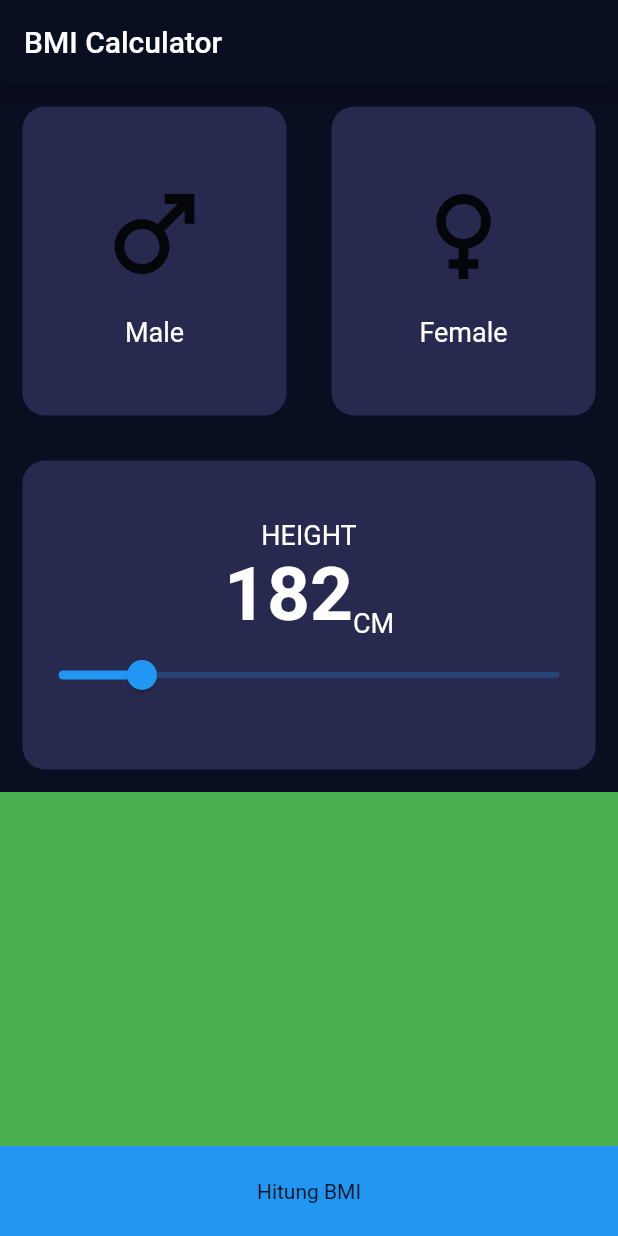
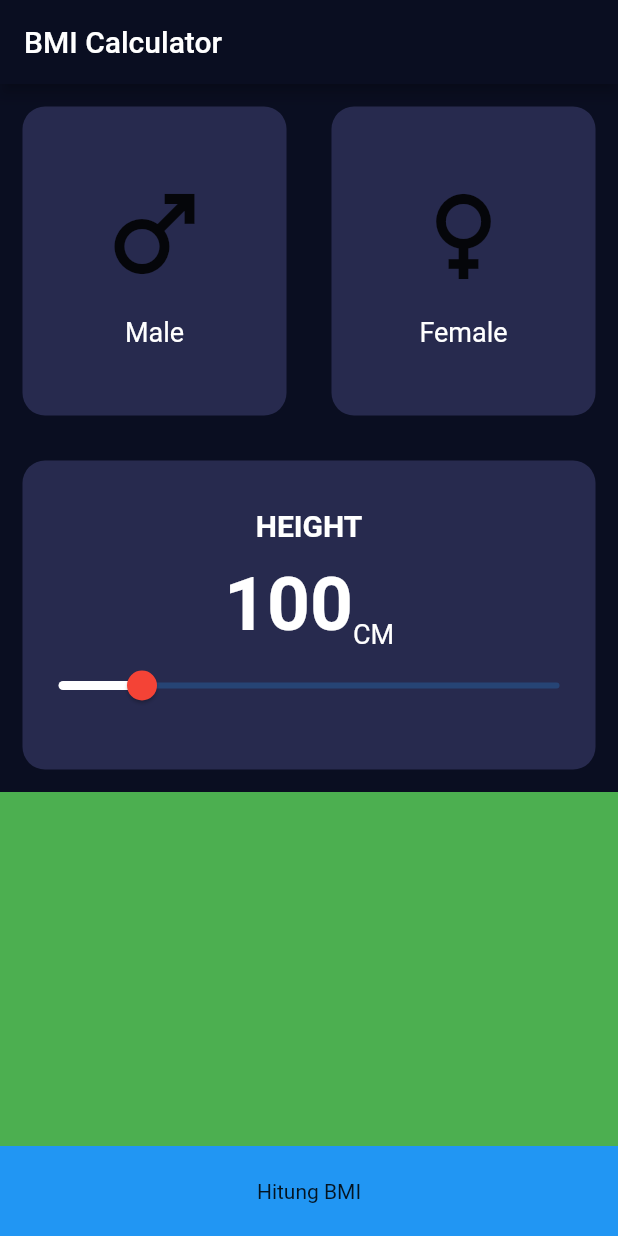
Before and after one commit to hadziqmtqn/bmi, a Flutter app: the screen it shows after launch, on a phone screen of 412 x 824 dp. Run offline on Flutter 3.47's test engine with Material 2 defaults, Android fonts, the phone set to English and light mode, and no system bars.

```diff
--- a/lib/views/bmi_data_screen.dart
+++ b/lib/views/bmi_data_screen.dart
@@ -10,6 +10,8 @@ class BmiDataScreen extends StatefulWidget {
 }
 
 class _BmiDataScreenState extends State<BmiDataScreen> {
+  int height = 100;
+
   @override
   Widget build(BuildContext context) {
     return Scaffold(
@@ -46,14 +48,20 @@ class _BmiDataScreenState extends State<BmiDataScreen> {
                 Column(mainAxisAlignment: MainAxisAlignment.center, children: [
               Text(
                 "HEIGHT",
-                style: labelTextStyle,
+                style: labelTextStyle!.copyWith(
+                  fontSize: 20,
+                  fontWeight: FontWeight.bold,
+                ),
+              ),
+              SizedBox(
+                height: 12,
               ),
               Row(
                 mainAxisAlignment: MainAxisAlignment.center,
                 crossAxisAlignment: CrossAxisAlignment.end,
                 children: [
                   Text(
-                    "182",
+                    "$height",
                     style: TextStyle(
                         fontSize: 50,
                         fontWeight: FontWeight.bold,
@@ -65,7 +73,16 @@ class _BmiDataScreenState extends State<BmiDataScreen> {
                   )
                 ],
               ),
-              Slider(value: 100, min: 80, max: 200, onChanged: (value) {})
+              Slider(
+                  value: height.toDouble(),
+                  min: 80,
+                  max: 200,
+                  thumbColor: Colors.red,
+                  activeColor: Colors.white,
+                  onChanged: (value) {
+                    height = value.toInt();
+                    setState(() {});
+                  })
             ]),
           ),
         )),
```
